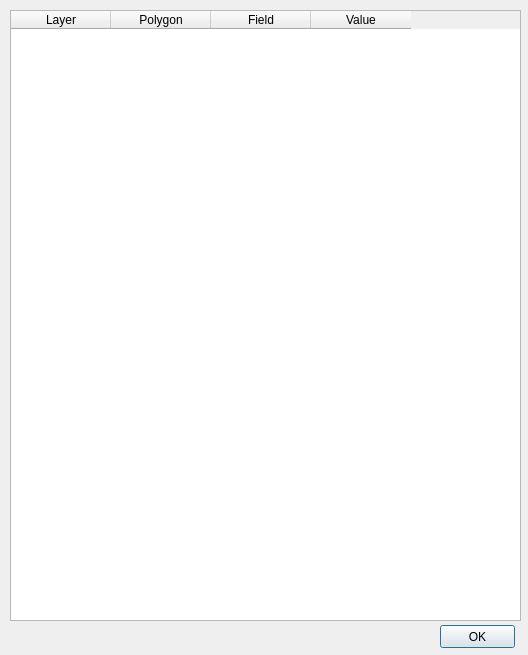
The window that marine_values_info2.ui (csiro-chris-m/marine_values) describes before a commit, drawn with Qt 5.
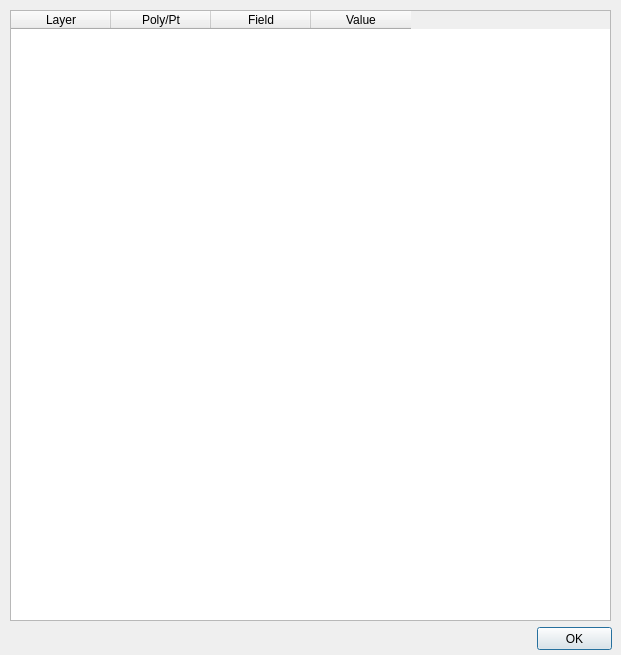
The same window after the commit.

Commit message: Info functionality

```diff
--- a/marine_values_info2.ui
+++ b/marine_values_info2.ui
@@ -6,7 +6,7 @@
    <rect>
     <x>0</x>
     <y>0</y>
-    <width>528</width>
+    <width>621</width>
     <height>655</height>
    </rect>
   </property>
@@ -18,7 +18,7 @@
     <rect>
      <x>10</x>
      <y>10</y>
-     <width>511</width>
+     <width>601</width>
      <height>611</height>
     </rect>
    </property>
@@ -29,7 +29,7 @@
    </column>
    <column>
     <property name="text">
-     <string>Polygon</string>
+     <string>Poly/Pt</string>
     </property>
    </column>
    <column>
@@ -46,8 +46,8 @@
   <widget class="QPushButton" name="butCloseInfo2">
    <property name="geometry">
     <rect>
-     <x>440</x>
-     <y>625</y>
+     <x>537</x>
+     <y>627</y>
      <width>75</width>
      <height>23</height>
     </rect>
```
The commit also changes 2 other files.
